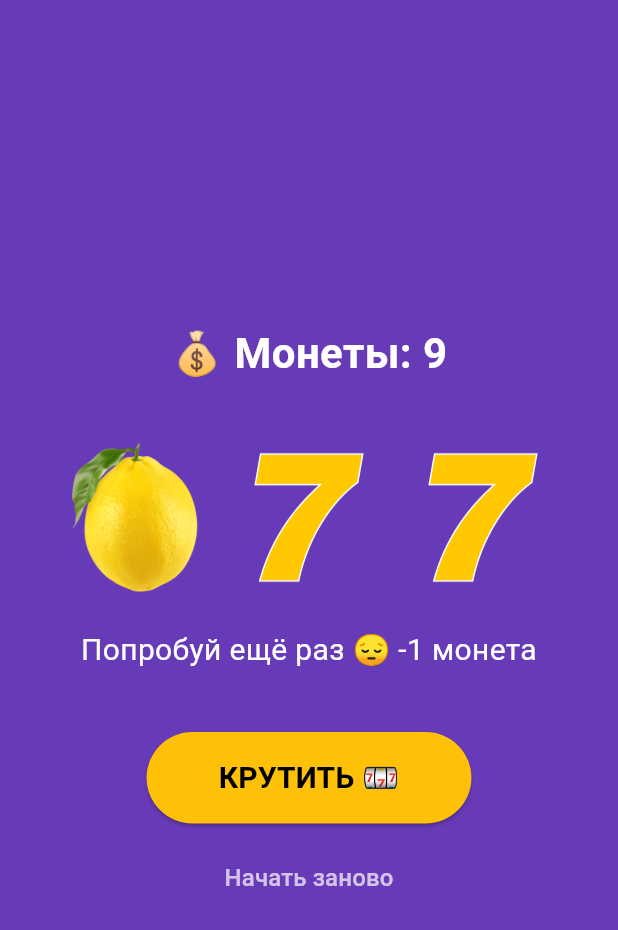
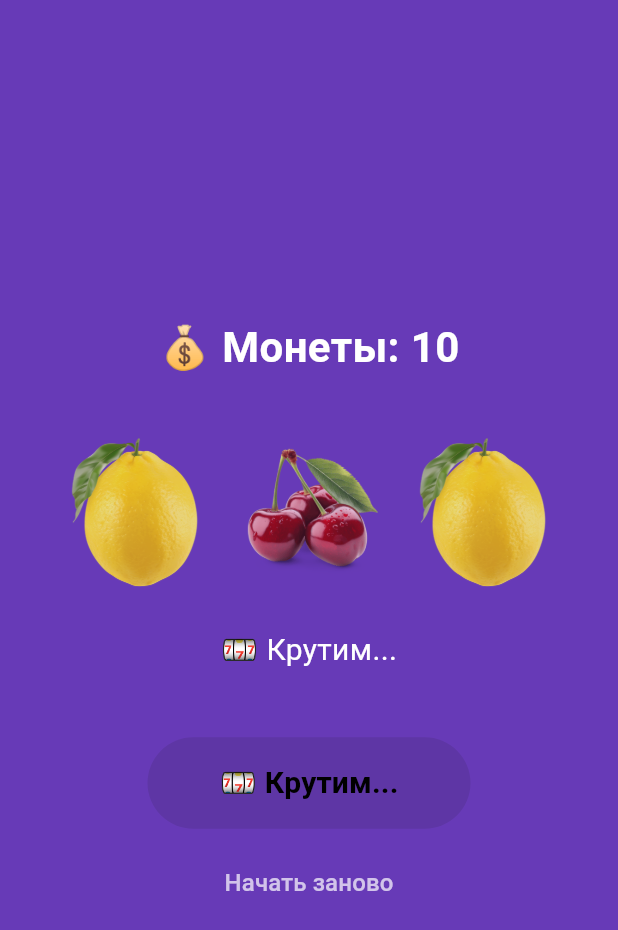
Before and after one commit to myriton/Flutter_Lab9, a Flutter app: the screen it shows after launch, after a tap on "КРУТИТЬ 🎰", on a phone screen of 412 x 824 dp. Shown: the top 930 px of the screen. Run offline on Flutter 3.47's test engine with Material 3 defaults, Android fonts, the phone set to English and light mode, and no system bars.

Commit message:
Bonus: realistic slot animation with easing and AnimatedOpacity

```diff
--- a/lib/slot_machine.dart
+++ b/lib/slot_machine.dart
@@ -1,6 +1,6 @@
 import 'package:flutter/material.dart';
-
 import 'dart:math';
+import 'slot_row.dart';
 
 class SlotMachine extends StatefulWidget {
   const SlotMachine({super.key});
@@ -28,31 +28,69 @@ class _SlotMachineState
   var _slot2 = _lemon;
   var _slot3 = _seven;
   var _message = '';
+  var _isSpinning = false;
+  var _isJackpot = false;
 
-  @override
-  void _spin() {
-    if (_coins <= 0) {
-      setState(() {
-        _message = 'Монеты закончились! 😢';
-      });
-      return;
+  Future<String> _spinReel({
+    required int totalTicks,
+    required void Function(String) onTick,
+  }) async {
+    String result = _symbols[0];
+    for (int i = 0; i < totalTicks; i++) {
+      // Три фазы скорости в зависимости от прогресса
+      final progress = i / totalTicks;
+      final delay = progress < 0.5
+          ? 40 // 🟢 быстрая фаза — картинки мелькают
+          : progress < 0.8
+          ? 100 // 🟡 замедление
+          : 200; // 🔴 почти стоп — максимальная интрига
+      await Future.delayed(Duration(milliseconds: delay));
+  // Виджет могли удалить из дерева во время ожидания.
+      if (!mounted) return result;
+      result = _symbols[_random.nextInt(_symbols.length)];
+      onTick(result);
+    }
+  return result;
 }
 
+Future<void> _spin() async {
+  if (!mounted || _coins <= 0 || _isSpinning) return;
   setState(() {
-      _slot1 =
-          _symbols[_random.nextInt(
-            _symbols.length,
-          )];
-      _slot2 =
-          _symbols[_random.nextInt(
-            _symbols.length,
-          )];
-      _slot3 =
-          _symbols[_random.nextInt(
-            _symbols.length,
-          )];
+    _isSpinning = true;
+    _isJackpot = false;
+    _message = '';
+  });
+  final results = await Future.wait([
+    _spinReel(
+      totalTicks: 10,
+      onTick: (val) => setState(() => _slot1 = val),
+    ),
+    _spinReel(
+      totalTicks: 13,
+      onTick: (val) => setState(() => _slot2 = val),
+    ),
+    _spinReel(
+      totalTicks: 16,
+      onTick: (val) => setState(() => _slot3 = val),
+    ),
+  ]);
+  if (!mounted) return;
 
-      if (_slot1 == _slot2 && _slot2 == _slot3) {
+  // Итог считаем один раз, до setState.
+  final isWin = results[0] == results[1] && results[1] == results[2];
+  final isJackpot = isWin && results[0] == _seven;
+
+  // Короткая пауза перед результатом.
+  await Future.delayed(const Duration(milliseconds: 300));
+  if (!mounted) return;
+
+  setState(() {
+    _isSpinning = false;
+    _isJackpot = isJackpot;
+    if (isJackpot) {
+      _coins += 10;
+      _message = 'ДЖЕКПОТ! 🎰🎰🎰 +10 монет';
+    } else if (isWin) {
       _coins += 3;
       _message = 'Победа! 🎉 +3 монеты';
     } else {
@@ -65,12 +103,14 @@ class _SlotMachineState
 }
 
 void _reset() {
+  if (_isSpinning) return;
   setState(() {
     _coins = 10;
     _slot1 = _cherry;
     _slot2 = _lemon;
     _slot3 = _seven;
     _message = '';
+    _isJackpot = false;
   });
 }
 
@@ -90,44 +130,36 @@ class _SlotMachineState
         ),
       ),
       const SizedBox(height: 40),
-        FittedBox(
-          fit: BoxFit.scaleDown,
-          child: Row(
-            mainAxisSize: MainAxisSize.min,
-            children: [
-              Image.asset(
-                _slot1,
-                width: 100,
-                height: 100,
+      AnimatedOpacity(
+        opacity: _isSpinning ? 0.85 : 1.0,
+        duration: const Duration(milliseconds: 100),
+        child: SlotRow(slot1: _slot1, slot2: _slot2, slot3: _slot3,),
       ),
-              const SizedBox(width: 16),
-              Image.asset(
-                _slot2,
-                width: 100,
-                height: 100,
+      const SizedBox(height: 24),
+      ConstrainedBox(
+        constraints: const BoxConstraints(minHeight: 36),
+        child: AnimatedSwitcher(
+          duration: const Duration(milliseconds: 400),
+          child: Text(
+            _isSpinning ? '🎰 Крутим...' : _message,
+            textAlign: TextAlign.center,
+            key: ValueKey(
+              _isSpinning ? 'spinning' : _message,
             ),
-              const SizedBox(width: 16),
-              Image.asset(
-                _slot3,
-                width: 100,
-                height: 100,
-              ),
-            ],
+            style: TextStyle(
+              fontSize: 20,
+              color: Colors.white,
+              fontWeight: _isJackpot ? FontWeight.bold : FontWeight.normal,
             ),
           ),
-        const SizedBox(height: 24),
-        Text(
-          _message,
-          textAlign: TextAlign.center,
-          style: const TextStyle(
-            fontSize: 20,
-            color: Colors.white,
         ),
       ),
 
       const SizedBox(height: 40),
       ElevatedButton(
-          onPressed: _coins > 0 ? _spin : null,
+        onPressed: _coins > 0 && !_isSpinning
+            ? _spin
+            : null,
         style: ElevatedButton.styleFrom(
           backgroundColor: Colors.amber,
           padding: const EdgeInsets.symmetric(
@@ -136,7 +168,7 @@ class _SlotMachineState
           ),
         ),
         child: Text(
-            'КРУТИТЬ 🎰',
+          _isSpinning ? '🎰 Крутим...' : 'КРУТИТЬ 🎰',
           style: const TextStyle(
             fontSize: 20,
             fontWeight: FontWeight.bold,
@@ -146,13 +178,10 @@ class _SlotMachineState
       ),
       const SizedBox(height: 12),
       TextButton(
-          onPressed: _reset,
+        onPressed: _isSpinning ? null : _reset,
         child: const Text(
             'Начать заново',
-            style: TextStyle(
-              color: Colors.white70,
-              fontSize: 16,
-            ),
+            style: TextStyle(color: Colors.white70, fontSize: 16),
           ),
         ),
       ],
--- a/lib/slot_row.dart
+++ b/lib/slot_row.dart
@@ -0,0 +1,32 @@
+import 'package:flutter/material.dart';
+
+
+class SlotRow extends StatelessWidget {
+  const SlotRow({
+    super.key,
+    required this.slot1,
+    required this.slot2,
+    required this.slot3,
+ });
+
+  final String slot1;
+  final String slot2;
+  final String slot3;
+
+  @override
+  Widget build(BuildContext context) {
+    return FittedBox(
+      fit: BoxFit.scaleDown,
+      child: Row(
+        mainAxisSize: MainAxisSize.min,
+        children: [
+          Image.asset(slot1, width: 100, height: 100),
+          const SizedBox(width: 16),
+          Image.asset(slot2, width: 100, height: 100),
+          const SizedBox(width: 16),
+          Image.asset(slot3, width: 100, height: 100),
+        ],
+      ),
+    );
+  }
+}
```
Lines whose indentation alone changed are shown as unchanged.
